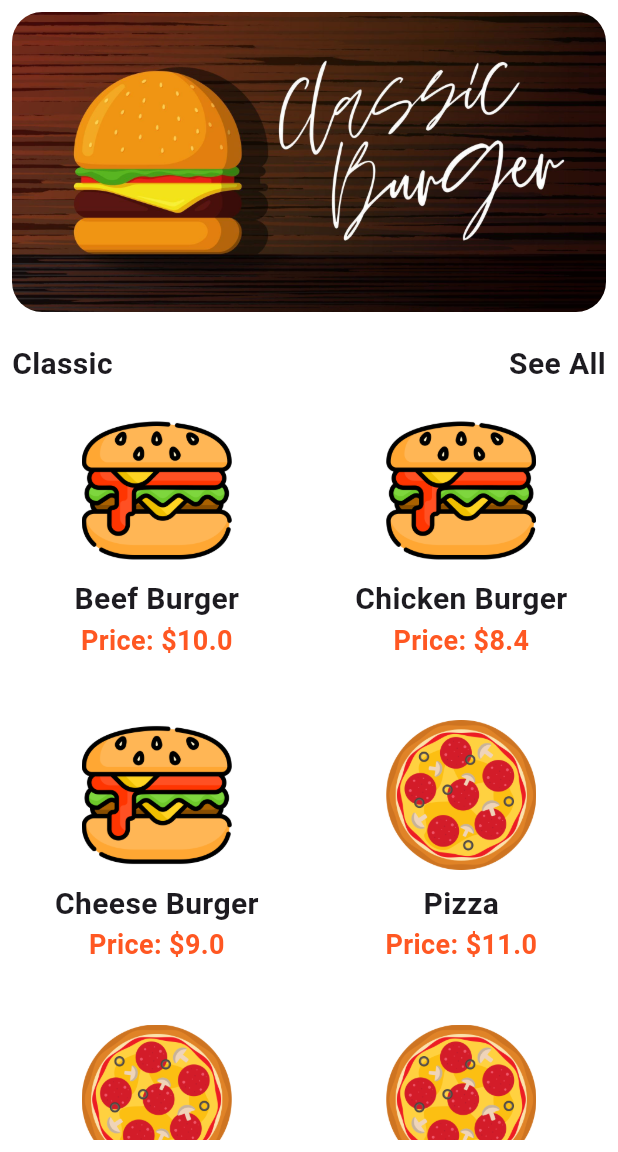
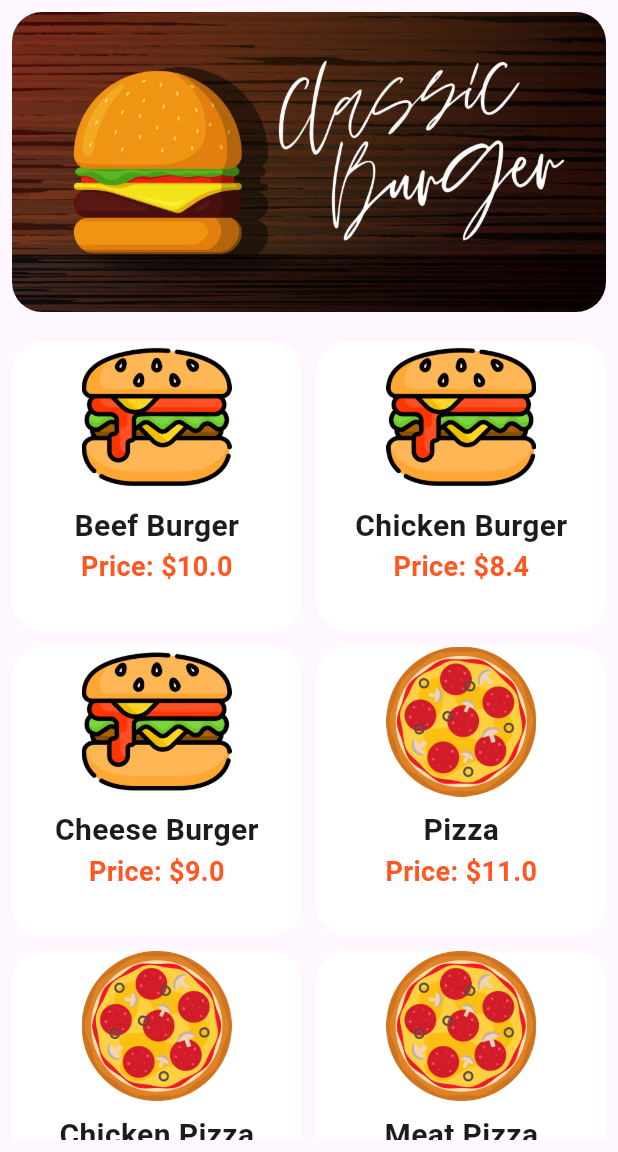
Before and after one commit to Elgammal1299/Food_App, a Flutter app: the screen it shows after launch, on a phone screen of 412 x 824 dp, the part 84-1236 px from its top. Run offline on Flutter 3.47's test engine with Material 3 defaults, Android fonts, the phone set to English and light mode, and no system bars.

Commit message:
refactor grid list view item

```diff
--- a/lib/page/home_screen.dart
+++ b/lib/page/home_screen.dart
@@ -1,5 +1,6 @@
 import 'package:flutter/material.dart';
 import 'package:food_app/model/food_item_model.dart';
+import 'package:food_app/widgets/grid_food_item.dart';
 
 class HomeScreen extends StatelessWidget {
   const HomeScreen({super.key});
@@ -8,8 +9,7 @@ class HomeScreen extends StatelessWidget {
   Widget build(BuildContext context) {
     return SafeArea(
       child: Scaffold(
-        backgroundColor: Colors.white,
-
+        // backgroundColor: Colors.white,
         appBar: AppBar(
           title: Text('Food App'),
           backgroundColor: Colors.white,
@@ -30,21 +30,21 @@ class HomeScreen extends StatelessWidget {
                 ),
               ),
               SizedBox(height: 20),
-              Row(
-                mainAxisAlignment: MainAxisAlignment.spaceBetween,
-                children: [
-                  Text(
-                    'Classic',
-                    style: TextStyle(fontSize: 20, fontWeight: FontWeight.bold),
-                  ),
-                  Text(
-                    'See All',
-                    style: TextStyle(fontSize: 20, fontWeight: FontWeight.bold),
-                  ),
-                ],
-              ),
-              SizedBox(height: 20),
 
+              // Row(
+              //   mainAxisAlignment: MainAxisAlignment.spaceBetween,
+              //   children: [
+              //     Text(
+              //       'Classic',
+              //       style: TextStyle(fontSize: 20, fontWeight: FontWeight.bold),
+              //     ),
+              //     Text(
+              //       'See All',
+              //       style: TextStyle(fontSize: 20, fontWeight: FontWeight.bold),
+              //     ),
+              //   ],
+              // ),
+              // SizedBox(height: 20),
               Expanded(
                 child: GridView.builder(
                   gridDelegate: SliverGridDelegateWithFixedCrossAxisCount(
@@ -54,40 +54,7 @@ class HomeScreen extends StatelessWidget {
                   ),
                   itemCount: food.length,
                   itemBuilder: (context, index) {
-                    return Container(
-                      decoration: BoxDecoration(
-                        color: Colors.white,
-                        borderRadius: BorderRadius.circular(20),
-                      ),
-                      child: Column(
-                        children: [
-                          ClipRRect(
-                            borderRadius: BorderRadius.circular(10),
-                            child: Image.asset(
-                              food[index].imgUrl,
-                              fit: BoxFit.cover,
-                              height: 100,
-                            ),
-                          ),
-                          SizedBox(height: 8),
-                          Text(
-                            food[index].name,
-                            style: TextStyle(
-                              fontSize: 20,
-                              fontWeight: FontWeight.w600,
-                            ),
-                          ),
-                          Text(
-                            'Price: \$${food[index].price}',
-                            style: TextStyle(
-                              fontSize: 18,
-                              fontWeight: FontWeight.bold,
-                              color: Colors.deepOrange,
-                            ),
-                          ),
-                        ],
-                      ),
-                    );
+                    return GridFoodItem(food: food[index]);
                   },
                 ),
               ),
--- /dev/null
+++ b/lib/widgets/grid_food_item.dart
@@ -0,0 +1,36 @@
+import 'package:flutter/material.dart';
+import 'package:food_app/model/food_item_model.dart';
+
+class GridFoodItem extends StatelessWidget {
+  final FoodItemModel food;
+  const GridFoodItem({super.key, required this.food});
+
+  @override
+  Widget build(BuildContext context) {
+    return Container(
+      decoration: BoxDecoration(
+        color: Colors.white,
+        borderRadius: BorderRadius.circular(20),
+      ),
+      child: Column(
+        children: [
+          Image.asset(food.imgUrl, fit: BoxFit.cover, height: 100),
+
+          SizedBox(height: 8),
+          Text(
+            food.name,
+            style: TextStyle(fontSize: 20, fontWeight: FontWeight.w600),
+          ),
+          Text(
+            'Price: \$${food.price}',
+            style: TextStyle(
+              fontSize: 18,
+              fontWeight: FontWeight.bold,
+              color: Colors.deepOrange,
+            ),
+          ),
+        ],
+      ),
+    );
+  }
+}
```
